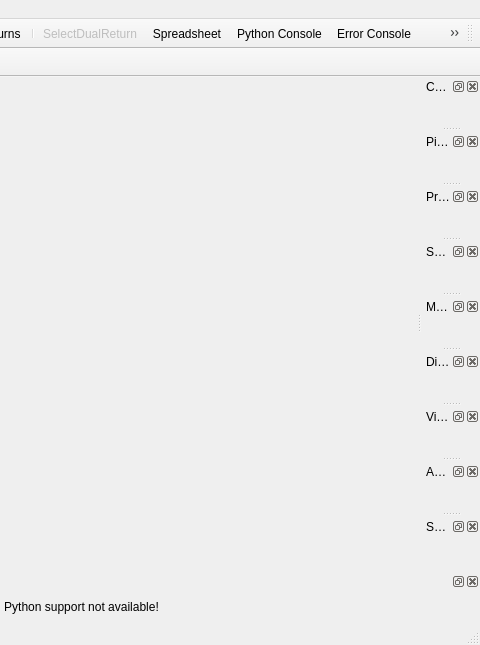
Kitware/VeloView, file Application/vvMainWindow.ui: the form before one commit; both pictures show x 590 to 1070 and y 0 to 645 of the 1070 by 645 pixel window.
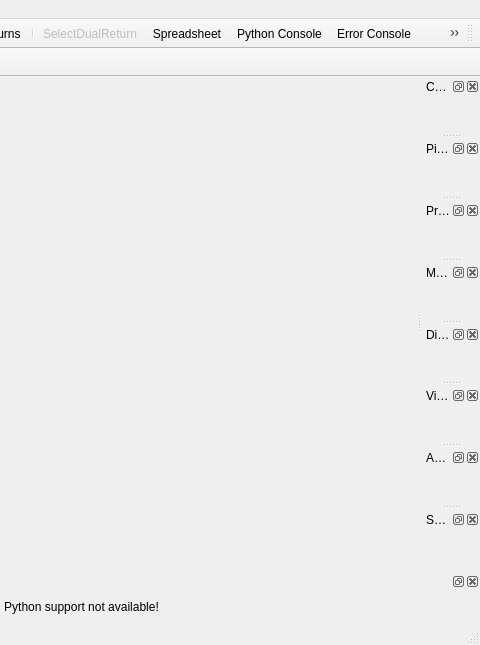
The form after the commit. Icons and pictures are not drawn. Custom widgets are drawn as their Qt base class.

Commit message: [fix] Replace buggy lqSpreadSheetManager with lqDockableSpreadSheetReaction

Diff of the .ui file:
```diff
--- a/Application/vvMainWindow.ui
+++ b/Application/vvMainWindow.ui
@@ -267,15 +267,6 @@
    </attribute>
    <widget class="pqPropertiesPanel" name="propertiesPanel"/>
   </widget>
-  <widget class="QDockWidget" name="spreadSheetDock">
-   <property name="windowTitle">
-    <string>SpreadSheet</string>
-   </property>
-   <attribute name="dockWidgetArea">
-    <number>2</number>
-   </attribute>
-   <widget class="QWidget" name="spreadSheet"/>
-  </widget>
   <widget class="QDockWidget" name="memoryInspectorDock">
    <property name="windowTitle">
     <string>Memory Inspector</string>
```
The commit also changes 2 other files.
